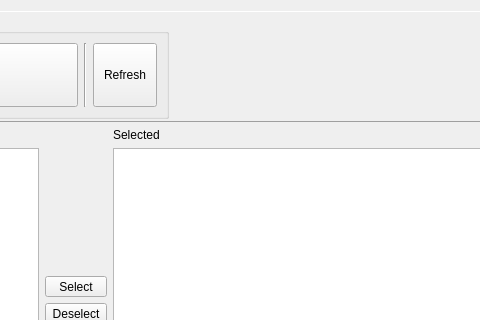
The window that groot/frontends/gui/forms/designer/frm_selection_list_designer.ui (JMcInerneyLab/groot) describes before a commit, drawn with Qt 5; both pictures show x 449 to 929 and y 0 to 320 of the 1049 by 770 pixel window.
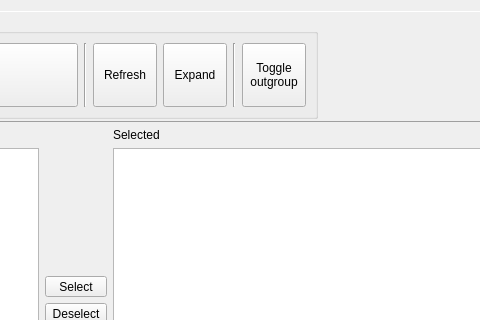
The same window after the commit. Icons and pictures are not drawn.

What changed in the file:
```diff
--- a/groot/frontends/gui/forms/designer/frm_selection_list_designer.ui
+++ b/groot/frontends/gui/forms/designer/frm_selection_list_designer.ui
@@ -271,6 +271,90 @@
            </property>
           </widget>
          </item>
+         <item>
+          <widget class="QToolButton" name="BTN_MAXIMISE">
+           <property name="minimumSize">
+            <size>
+             <width>64</width>
+             <height>64</height>
+            </size>
+           </property>
+           <property name="maximumSize">
+            <size>
+             <width>64</width>
+             <height>64</height>
+            </size>
+           </property>
+           <property name="toolTip">
+            <string>&lt;html&gt;&lt;head/&gt;&lt;body&gt;&lt;p&gt;Switch to edge edit mode.&lt;/p&gt;&lt;/body&gt;&lt;/html&gt;</string>
+           </property>
+           <property name="statusTip">
+            <string>Remove edge</string>
+           </property>
+           <property name="text">
+            <string>Expand</string>
+           </property>
+           <property name="icon">
+            <iconset resource="../resources/resources.qrc">
+             <normaloff>:/groot/maximize.svg</normaloff>:/groot/maximize.svg</iconset>
+           </property>
+           <property name="iconSize">
+            <size>
+             <width>32</width>
+             <height>32</height>
+            </size>
+           </property>
+           <property name="toolButtonStyle">
+            <enum>Qt::ToolButtonTextUnderIcon</enum>
+           </property>
+          </widget>
+         </item>
+         <item>
+          <widget class="Line" name="line_4">
+           <property name="orientation">
+            <enum>Qt::Vertical</enum>
+           </property>
+          </widget>
+         </item>
+         <item>
+          <widget class="QToolButton" name="BTN_OUTGROUP">
+           <property name="minimumSize">
+            <size>
+             <width>64</width>
+             <height>64</height>
+            </size>
+           </property>
+           <property name="maximumSize">
+            <size>
+             <width>64</width>
+             <height>64</height>
+            </size>
+           </property>
+           <property name="toolTip">
+            <string>&lt;html&gt;&lt;head/&gt;&lt;body&gt;&lt;p&gt;Switch to edge edit mode.&lt;/p&gt;&lt;/body&gt;&lt;/html&gt;</string>
+           </property>
+           <property name="statusTip">
+            <string>Remove edge</string>
+           </property>
+           <property name="text">
+            <string>Toggle
+outgroup</string>
+           </property>
+           <property name="icon">
+            <iconset resource="../resources/resources.qrc">
+             <normaloff>:/groot/outgroup.svg</normaloff>:/groot/outgroup.svg</iconset>
+           </property>
+           <property name="iconSize">
+            <size>
+             <width>32</width>
+             <height>32</height>
+            </size>
+           </property>
+           <property name="toolButtonStyle">
+            <enum>Qt::ToolButtonTextUnderIcon</enum>
+           </property>
+          </widget>
+         </item>
         </layout>
        </widget>
       </item>
```
Left out of the diff: 28 changed lines with no effect on the pictures.
